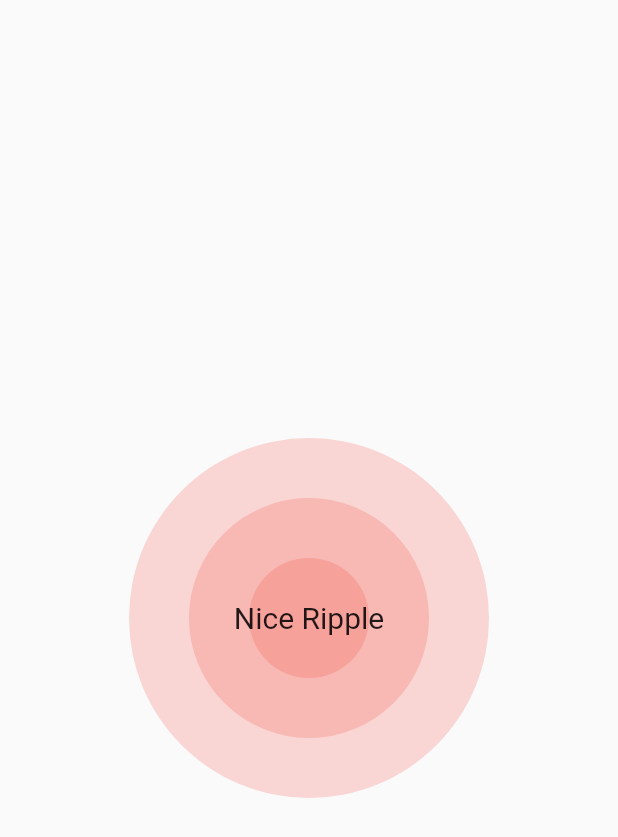
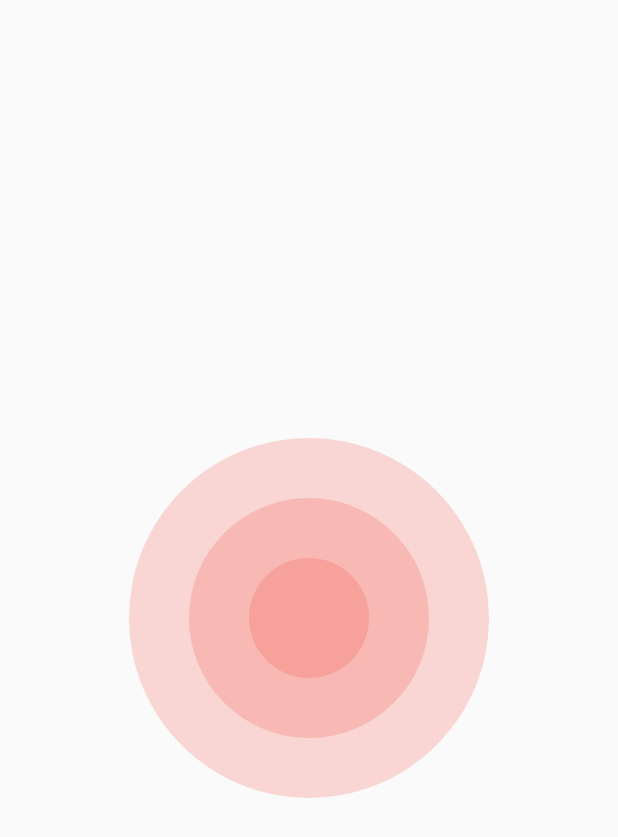
Before and after one commit to tusharhow/nice-ripple, a Flutter app: the screen it shows after launch, on a phone screen of 412 x 824 dp. Shown: the top 837 px of the screen. Run offline on Flutter 3.47's test engine with Material 2 defaults, Android fonts, the phone set to English and light mode, and no system bars.

Commit message:
Child required fixed

```diff
--- a/example/lib/main.dart
+++ b/example/lib/main.dart
@@ -36,10 +36,6 @@ class _NiceRippleExampleState extends State<NiceRippleExample> {
         onTap: () {
           // your code here
         },
-        child: const Text(
-          "Nice Ripple",
-          style: TextStyle(fontSize: 20),
-        ),
       ),
     );
   }
--- a/lib/nice_ripple.dart
+++ b/lib/nice_ripple.dart
@@ -5,7 +5,7 @@ import 'package:flutter/material.dart';
 ///A Flutter Class For Showing Ripple Effects
 class NiceRipple extends StatefulWidget {
   const NiceRipple({
-    required this.child,
+    this.child,
     Key? key,
     this.rippleColor,
     this.duration,
@@ -70,7 +70,7 @@ class _NiceRippleState extends State<NiceRipple>
                   ? (100 * index) * _controller!.value
                   : (widget.radius! * index) * _controller!.value),
             ),
-            Align(child: widget.child),
+            Align(child: widget.child ?? Container()),
           ],
         );
       },
```
Also changed, not shown: 1 other file.
